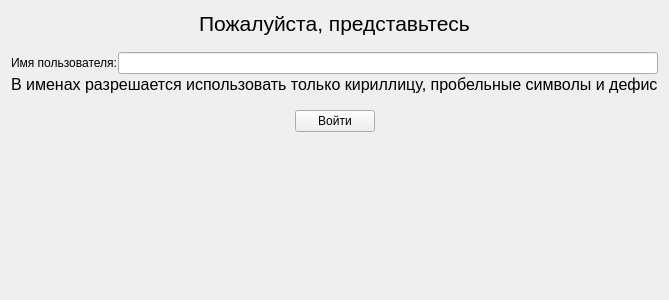
First picture: the form in training/loginform.ui, repository TheMrButcher/offline-mentor, before the edit.
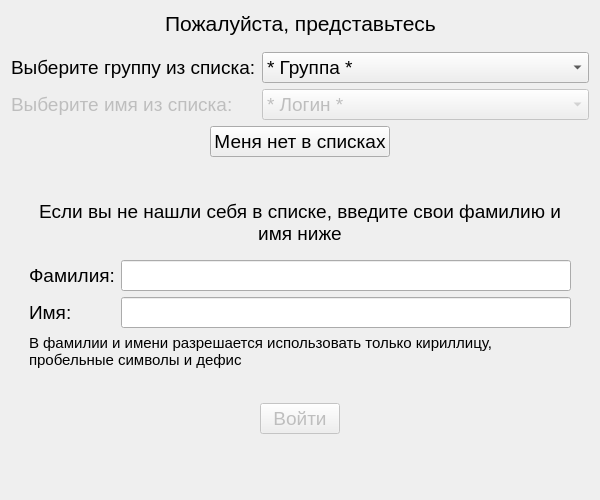
Second picture: the form after the edit. The open tabs and pages were chosen to show the change.

What changed in the file:
```diff
--- a/training/loginform.ui
+++ b/training/loginform.ui
@@ -6,10 +6,22 @@
    <rect>
     <x>0</x>
     <y>0</y>
-    <width>462</width>
-    <height>300</height>
+    <width>600</width>
+    <height>500</height>
    </rect>
   </property>
+  <property name="minimumSize">
+   <size>
+    <width>600</width>
+    <height>500</height>
+   </size>
+  </property>
+  <property name="font">
+   <font>
+    <family>Segoe UI</family>
+    <pointsize>14</pointsize>
+   </font>
+  </property>
   <property name="windowTitle">
    <string>Form</string>
   </property>
@@ -60,37 +72,261 @@
     </layout>
    </item>
    <item>
-    <layout class="QVBoxLayout" name="verticalLayout_2">
-     <property name="spacing">
-      <number>1</number>
+    <widget class="QWidget" name="groupsWidget" native="true">
+     <property name="sizePolicy">
+      <sizepolicy hsizetype="Preferred" vsizetype="Maximum">
+       <horstretch>0</horstretch>
+       <verstretch>0</verstretch>
+      </sizepolicy>
      </property>
-     <item>
-      <layout class="QHBoxLayout" name="horizontalLayout">
-       <item>
-        <widget class="QLabel" name="label">
-         <property name="text">
-          <string>Имя пользователя:</string>
+     <layout class="QVBoxLayout" name="verticalLayout_3">
+      <property name="leftMargin">
+       <number>0</number>
+      </property>
+      <property name="topMargin">
+       <number>0</number>
+      </property>
+      <property name="rightMargin">
+       <number>0</number>
+      </property>
+      <property name="bottomMargin">
+       <number>0</number>
+      </property>
+      <item>
+       <layout class="QFormLayout" name="formLayout">
+        <item row="1" column="0">
+         <widget class="QLabel" name="label_4">
+          <property name="text">
+           <string>Выберите группу из списка:</string>
+          </property>
+         </widget>
+        </item>
+        <item row="1" column="1">
+         <widget class="QComboBox" name="groupNameComboBox">
+          <item>
+           <property name="text">
+            <string>* Группа *</string>
+           </property>
+          </item>
+         </widget>
+        </item>
+        <item row="2" column="0">
+         <widget class="QLabel" name="chooseUserNameLabel">
+          <property name="enabled">
+           <bool>false</bool>
+          </property>
+          <property name="text">
+           <string>Выберите имя из списка:</string>
+          </property>
+         </widget>
+        </item>
+        <item row="2" column="1">
+         <widget class="QComboBox" name="userNameComboBox">
+          <property name="enabled">
+           <bool>false</bool>
+          </property>
+          <item>
+           <property name="text">
+            <string>* Логин *</string>
+           </property>
+          </item>
+         </widget>
+        </item>
+       </layout>
+      </item>
+      <item>
+       <widget class="QWidget" name="notInListWidget" native="true">
+        <layout class="QHBoxLayout" name="horizontalLayout_7">
+         <property name="leftMargin">
+          <number>0</number>
          </property>
+         <property name="topMargin">
+          <number>0</number>
+         </property>
+         <property name="rightMargin">
+          <number>0</number>
+         </property>
+         <property name="bottomMargin">
+          <number>0</number>
+         </property>
+         <item>
+          <spacer name="horizontalSpacer_12">
+           <property name="orientation">
+            <enum>Qt::Horizontal</enum>
+           </property>
+           <property name="sizeHint" stdset="0">
+            <size>
+             <width>40</width>
+             <height>20</height>
+            </size>
+           </property>
+          </spacer>
+         </item>
+         <item>
+          <widget class="QPushButton" name="notInListButton">
+           <property name="text">
+            <string>Меня нет в списках</string>
+           </property>
+          </widget>
+         </item>
+         <item>
+          <spacer name="horizontalSpacer_11">
+           <property name="orientation">
+            <enum>Qt::Horizontal</enum>
+           </property>
+           <property name="sizeHint" stdset="0">
+            <size>
+             <width>40</width>
+             <height>20</height>
+            </size>
+           </property>
+          </spacer>
+         </item>
+        </layout>
+       </widget>
+      </item>
+     </layout>
+    </widget>
+   </item>
+   <item>
+    <widget class="QWidget" name="customLoginWidget" native="true">
+     <property name="sizePolicy">
+      <sizepolicy hsizetype="Preferred" vsizetype="Maximum">
+       <horstretch>0</horstretch>
+       <verstretch>0</verstretch>
+      </sizepolicy>
+     </property>
+     <layout class="QVBoxLayout" name="verticalLayout_2">
+      <property name="spacing">
+       <number>1</number>
+      </property>
+      <item>
+       <widget class="QStackedWidget" name="stackedWidget">
+        <widget class="QWidget" name="userNamePage">
+         <layout class="QVBoxLayout" name="verticalLayout_4">
+          <item>
+           <widget class="QWidget" name="noUserNameInListWidget" native="true">
+            <layout class="QHBoxLayout" name="horizontalLayout_4">
+             <item>
+              <widget class="QLabel" name="label_5">
+               <property name="font">
+                <font>
+                 <pointsize>14</pointsize>
+                </font>
+               </property>
+               <property name="text">
+                <string>Если вы не нашли себя в списке, введите свой логин ниже</string>
+               </property>
+               <property name="alignment">
+                <set>Qt::AlignCenter</set>
+               </property>
+              </widget>
+             </item>
+            </layout>
+           </widget>
+          </item>
+          <item>
+           <layout class="QHBoxLayout" name="horizontalLayout">
+            <item>
+             <widget class="QLabel" name="label">
+              <property name="text">
+               <string>Логин:</string>
+              </property>
+             </widget>
+            </item>
+            <item>
+             <widget class="QLineEdit" name="userNameEdit"/>
+            </item>
+           </layout>
+          </item>
+          <item>
+           <widget class="QLabel" name="label_3">
+            <property name="font">
+             <font>
+              <pointsize>11</pointsize>
+             </font>
+            </property>
+            <property name="text">
+             <string>В логине разрешается использовать только кириллицу, латиницу, цифры, пробельные символы, дефис и нижнее подчеркивание</string>
+            </property>
+            <property name="wordWrap">
+             <bool>true</bool>
+            </property>
+           </widget>
+          </item>
+         </layout>
         </widget>
-       </item>
-       <item>
-        <widget class="QLineEdit" name="nameEdit"/>
-       </item>
-      </layout>
-     </item>
-     <item>
-      <widget class="QLabel" name="label_3">
-       <property name="font">
-        <font>
-         <pointsize>12</pointsize>
-        </font>
-       </property>
-       <property name="text">
-        <string>В именах разрешается использовать только кириллицу, пробельные символы и дефис</string>
-       </property>
-      </widget>
-     </item>
-    </layout>
+        <widget class="QWidget" name="firstNameAndSurnamePage">
+         <layout class="QVBoxLayout" name="verticalLayout_5">
+          <item>
+           <widget class="QWidget" name="noFirstNameAndSurnameInListWidget" native="true">
+            <layout class="QHBoxLayout" name="horizontalLayout_6">
+             <item>
+              <widget class="QLabel" name="label_7">
+               <property name="font">
+                <font>
+                 <pointsize>14</pointsize>
+                </font>
+               </property>
+               <property name="text">
+                <string>Если вы не нашли себя в списке, введите свои фамилию и имя ниже</string>
+               </property>
+               <property name="alignment">
+                <set>Qt::AlignCenter</set>
+               </property>
+               <property name="wordWrap">
+                <bool>true</bool>
+               </property>
+              </widget>
+             </item>
+            </layout>
+           </widget>
+          </item>
+          <item>
+           <layout class="QFormLayout" name="formLayout_2">
+            <item row="0" column="0">
+             <widget class="QLabel" name="label_9">
+              <property name="text">
+               <string>Фамилия:</string>
+              </property>
+             </widget>
+            </item>
+            <item row="1" column="0">
+             <widget class="QLabel" name="label_10">
+              <property name="text">
+               <string>Имя:</string>
+              </property>
+             </widget>
+            </item>
+            <item row="0" column="1">
+             <widget class="QLineEdit" name="surnameEdit"/>
+            </item>
+            <item row="1" column="1">
+             <widget class="QLineEdit" name="firstNameEdit"/>
+            </item>
+           </layout>
+          </item>
+          <item>
+           <widget class="QLabel" name="label_8">
+            <property name="font">
+             <font>
+              <pointsize>11</pointsize>
+             </font>
+            </property>
+            <property name="text">
+             <string>В фамилии и имени разрешается использовать только кириллицу, пробельные символы и дефис</string>
+            </property>
+            <property name="wordWrap">
+             <bool>true</bool>
+            </property>
+           </widget>
+          </item>
+         </layout>
+        </widget>
+       </widget>
+      </item>
+     </layout>
+    </widget>
    </item>
    <item>
     <layout class="QHBoxLayout" name="horizontalLayout_2">
@@ -110,7 +346,7 @@
      <item>
       <widget class="QPushButton" name="enterButton">
        <property name="enabled">
-        <bool>true</bool>
+        <bool>false</bool>
        </property>
        <property name="text">
         <string>Войти</string>
```
